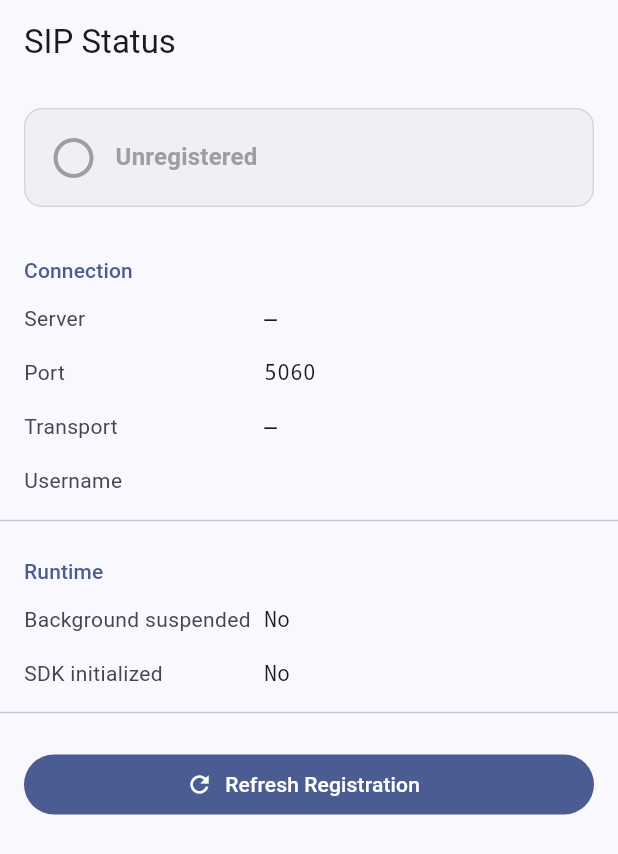
After one commit to flowpbx/flowpbx, a Flutter app: the SipDebugScreen screen opened by its route, on a phone screen of 412 x 824 dp. The commit adds this screen. Shown: the top 854 px of the screen. Run offline on Flutter 3.47's test engine with Material 3 defaults, Android fonts, the phone set to English and light mode, and no system bars; our stand-ins replace connectivity_plus, dio, firebase_core, firebase_messaging, flutter_riverpod, flutter_secure_storage and 4 more; missing offline and left inert: flutter_ringtone_player, siprix_voip_sdk; accounts and stored records are empty.

Commit message:
fix(mobile,sip): fix mobile app build, SIP registration, and call routing
Mobile app fixes:
- Fix Dart compilation errors (missing imports, wrong generics, missing args)
- Regenerate iOS Xcode project with correct bundle ID and deployment target
- Fix LaunchScreen.storyboard targetRuntime for Xcode 26 compatibility
- Fix CallKitManager.swift (add AVFoundation import, remove read-only assignment)
- Fix Riverpod provider modification during widget tree build
- Add 401 interceptor to redirect to login on expired tokens
- Add SIP debug screen under Settings for troubleshooting registration

Server fixes:
- Return actual LAN IP instead of hostname in SIP config endpoint
- Return correct transport (tcp/tls) based on TLS config
- Generate unique Call-ID per forked INVITE leg to prevent transaction conflicts
- Filter caller's own registration when calling own extension (self-call)

```diff
--- a/mobile/lib/providers/call_provider.dart
+++ b/mobile/lib/providers/call_provider.dart
@@ -11,7 +11,7 @@ export 'package:flowpbx_mobile/models/call_state.dart'
 final callStateProvider = StreamProvider<ActiveCallState>((ref) {
   final service = ref.watch(sipServiceProvider);
   return service.callStateStream.transform(
-    StreamTransformer.fromHandlers(
+    StreamTransformer<ActiveCallState, ActiveCallState>.fromHandlers(
       handleData: (data, sink) => sink.add(data),
     ),
   ).startWithValue(service.callState);
--- a/mobile/lib/providers/lifecycle_provider.dart
+++ b/mobile/lib/providers/lifecycle_provider.dart
@@ -1,5 +1,4 @@
-import 'dart:ui';
-
+import 'package:flutter/widgets.dart';
 import 'package:flutter_riverpod/flutter_riverpod.dart';
 import 'package:flowpbx_mobile/providers/sip_provider.dart';
 
--- a/mobile/lib/providers/sip_provider.dart
+++ b/mobile/lib/providers/sip_provider.dart
@@ -17,7 +17,7 @@ final sipStatusProvider = StreamProvider<SipRegState>((ref) {
   final service = ref.watch(sipServiceProvider);
   // Emit the current state immediately, then follow the stream.
   return service.regStateStream.transform(
-    StreamTransformer.fromHandlers(
+    StreamTransformer<SipRegState, SipRegState>.fromHandlers(
       handleData: (data, sink) => sink.add(data),
     ),
   ).startWithValue(service.regState);
--- a/mobile/lib/router.dart
+++ b/mobile/lib/router.dart
@@ -11,6 +11,7 @@ import 'package:flowpbx_mobile/screens/call_screen.dart';
 import 'package:flowpbx_mobile/screens/call_history_screen.dart';
 import 'package:flowpbx_mobile/screens/incoming_call_screen.dart';
 import 'package:flowpbx_mobile/screens/settings_screen.dart';
+import 'package:flowpbx_mobile/screens/sip_debug_screen.dart';
 import 'package:flowpbx_mobile/screens/voicemail_screen.dart';
 
 final routerProvider = Provider<GoRouter>((ref) {
@@ -90,6 +91,10 @@ final routerProvider = Provider<GoRouter>((ref) {
         builder: (context, state) => const SettingsScreen(),
       ),
       GoRoute(
+        path: '/settings/sip',
+        builder: (context, state) => const SipDebugScreen(),
+      ),
+      GoRoute(
         path: '/call',
         builder: (context, state) => const CallScreen(),
       ),
--- a/mobile/lib/screens/settings_screen.dart
+++ b/mobile/lib/screens/settings_screen.dart
@@ -108,6 +108,8 @@ class SettingsScreen extends ConsumerWidget {
                     SipRegState.error => 'Registration failed',
                     SipRegState.unregistered => 'Not registered',
                   }),
+                  trailing: const Icon(Icons.chevron_right),
+                  onTap: () => context.push('/settings/sip'),
                 ),
 
                 const Divider(),
--- /dev/null
+++ b/mobile/lib/screens/sip_debug_screen.dart
@@ -0,0 +1,206 @@
+import 'package:flutter/material.dart';
+import 'package:flutter_riverpod/flutter_riverpod.dart';
+import 'package:flowpbx_mobile/providers/auth_provider.dart';
+import 'package:flowpbx_mobile/providers/sip_provider.dart';
+
+class SipDebugScreen extends ConsumerWidget {
+  const SipDebugScreen({super.key});
+
+  @override
+  Widget build(BuildContext context, WidgetRef ref) {
+    final sipStatus = ref.watch(sipStatusProvider);
+    final sipService = ref.read(sipServiceProvider);
+    final storage = ref.read(secureStorageProvider);
+    final theme = Theme.of(context);
+    final regState = sipStatus.valueOrNull ?? SipRegState.unregistered;
+
+    final statusColor = switch (regState) {
+      SipRegState.registered => Colors.green,
+      SipRegState.registering => Colors.orange,
+      SipRegState.error => Colors.red,
+      SipRegState.unregistered => Colors.grey,
+    };
+
+    final statusLabel = switch (regState) {
+      SipRegState.registered => 'Registered',
+      SipRegState.registering => 'Registering...',
+      SipRegState.error => 'Failed',
+      SipRegState.unregistered => 'Unregistered',
+    };
+
+    return Scaffold(
+      appBar: AppBar(
+        title: const Text('SIP Status'),
+      ),
+      body: FutureBuilder<Map<String, String?>>(
+        future: storage.getSipConfig(),
+        builder: (context, snapshot) {
+          final config = snapshot.data ?? {};
+
+          return ListView(
+            children: [
+              // Status banner
+              Container(
+                margin: const EdgeInsets.all(16),
+                padding: const EdgeInsets.all(16),
+                decoration: BoxDecoration(
+                  color: statusColor.withValues(alpha: 0.1),
+                  borderRadius: BorderRadius.circular(12),
+                  border: Border.all(
+                    color: statusColor.withValues(alpha: 0.3),
+                  ),
+                ),
+                child: Row(
+                  children: [
+                    Icon(
+                      regState == SipRegState.registered
+                          ? Icons.check_circle
+                          : regState == SipRegState.registering
+                              ? Icons.sync
+                              : regState == SipRegState.error
+                                  ? Icons.error
+                                  : Icons.circle_outlined,
+                      color: statusColor,
+                      size: 32,
+                    ),
+                    const SizedBox(width: 12),
+                    Expanded(
+                      child: Column(
+                        crossAxisAlignment: CrossAxisAlignment.start,
+                        children: [
+                          Text(
+                            statusLabel,
+                            style: theme.textTheme.titleMedium?.copyWith(
+                              color: statusColor,
+                              fontWeight: FontWeight.w600,
+                            ),
+                          ),
+                          if (sipService.regResponse.isNotEmpty)
+                            Padding(
+                              padding: const EdgeInsets.only(top: 4),
+                              child: Text(
+                                sipService.regResponse,
+                                style: theme.textTheme.bodySmall?.copyWith(
+                                  color: theme.colorScheme.onSurfaceVariant,
+                                ),
+                              ),
+                            ),
+                        ],
+                      ),
+                    ),
+                  ],
+                ),
+              ),
+
+              // Connection details
+              _SectionHeader(title: 'Connection'),
+              _DetailRow(
+                label: 'Server',
+                value: config['domain'] ?? '—',
+              ),
+              _DetailRow(
+                label: 'Port',
+                value: config['transport']?.toLowerCase() == 'tls'
+                    ? config['tls_port'] ?? '5061'
+                    : config['port'] ?? '5060',
+              ),
+              _DetailRow(
+                label: 'Transport',
+                value: (config['transport'] ?? '—').toUpperCase(),
+              ),
+              _DetailRow(
+                label: 'Username',
+                value: config['username'] ?? '—',
+              ),
+
+              const Divider(),
+
+              // Runtime state
+              _SectionHeader(title: 'Runtime'),
+              _DetailRow(
+                label: 'Background suspended',
+                value: sipService.isBackgroundSuspended ? 'Yes' : 'No',
+              ),
+              _DetailRow(
+                label: 'SDK initialized',
+                value: sipService.isRegistered ||
+                        regState != SipRegState.unregistered
+                    ? 'Yes'
+                    : 'No',
+              ),
+
+              const Divider(),
+
+              // Actions
+              Padding(
+                padding: const EdgeInsets.all(16),
+                child: FilledButton.icon(
+                  onPressed: regState == SipRegState.registering
+                      ? null
+                      : () => sipService.refreshRegistration(),
+                  icon: const Icon(Icons.refresh),
+                  label: const Text('Refresh Registration'),
+                ),
+              ),
+            ],
+          );
+        },
+      ),
+    );
+  }
+}
+
+class _SectionHeader extends StatelessWidget {
+  final String title;
+
+  const _SectionHeader({required this.title});
+
+  @override
+  Widget build(BuildContext context) {
+    return Padding(
+      padding: const EdgeInsets.fromLTRB(16, 16, 16, 4),
+      child: Text(
+        title,
+        style: Theme.of(context).textTheme.labelLarge?.copyWith(
+              color: Theme.of(context).colorScheme.primary,
+            ),
+      ),
+    );
+  }
+}
+
+class _DetailRow extends StatelessWidget {
+  final String label;
+  final String value;
+
+  const _DetailRow({required this.label, required this.value});
+
+  @override
+  Widget build(BuildContext context) {
+    final theme = Theme.of(context);
+    return Padding(
+      padding: const EdgeInsets.symmetric(horizontal: 16, vertical: 8),
+      child: Row(
+        children: [
+          SizedBox(
+            width: 160,
+            child: Text(
+              label,
+              style: theme.textTheme.bodyMedium?.copyWith(
+                color: theme.colorScheme.onSurfaceVariant,
+              ),
+            ),
+          ),
+          Expanded(
+            child: Text(
+              value,
+              style: theme.textTheme.bodyMedium?.copyWith(
+                fontFamily: 'monospace',
+              ),
+            ),
+          ),
+        ],
+      ),
+    );
+  }
+}
--- a/mobile/lib/services/api_service.dart
+++ b/mobile/lib/services/api_service.dart
@@ -6,6 +6,9 @@ import 'package:flowpbx_mobile/services/secure_storage_service.dart';
 class ApiService {
   late final Dio _dio;
   final SecureStorageService _storage;
+
+  /// Called when a 401 response is received, signalling the token is invalid.
+  void Function()? onAuthFailure;
 
   ApiService({required SecureStorageService storage}) : _storage = storage {
     _dio = Dio(
@@ -29,6 +32,9 @@ class ApiService {
           return handler.next(options);
         },
         onError: (error, handler) {
+          if (error.response?.statusCode == 401) {
+            onAuthFailure?.call();
+          }
           // Wrap Dio errors into user-friendly AppExceptions.
           return handler.next(error.copyWith(
             error: AppException.fromDio(error),
--- a/mobile/lib/services/sip_service.dart
+++ b/mobile/lib/services/sip_service.dart
@@ -5,6 +5,7 @@ import 'package:connectivity_plus/connectivity_plus.dart';
 import 'package:siprix_voip_sdk/accounts_model.dart';
 import 'package:siprix_voip_sdk/calls_model.dart';
 import 'package:siprix_voip_sdk/network_model.dart';
+import 'package:siprix_voip_sdk/logs_model.dart';
 import 'package:siprix_voip_sdk/siprix_voip_sdk.dart';
 
 import 'package:flowpbx_mobile/models/call_state.dart';
@@ -224,7 +225,7 @@ class SipService {
 
     _setRegState(SipRegState.registering);
     try {
-      await SiprixVoipSdk().registerAccount(_accountId!);
+      await SiprixVoipSdk().registerAccount(_accountId!, 300);
     } catch (e) {
       _setRegState(SipRegState.error);
       _regResponse = e.toString();
```
Also changed, not shown: mobile/lib/providers/auth_provider.dart (+21 -4 lines), 23 other files.
